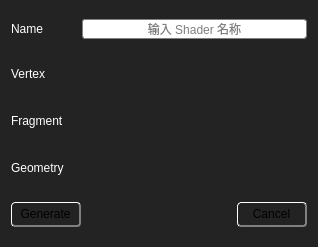
This is GSimulator/UI/Dialog/shader_creator_dialog.ui in GueChen/GRobotSimulator as Qt 5 draws it before an edit. The edited form follows.
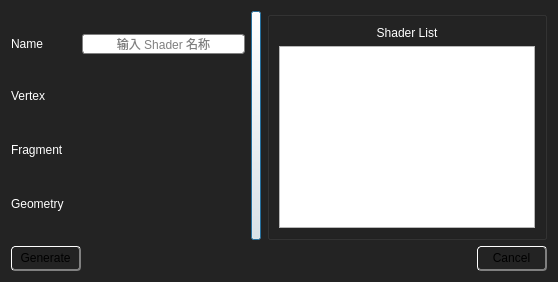
This is the edited form. Icons and pictures are not drawn. Custom widgets are drawn as their Qt base class.

Commit message: add shader lists to ui

What changed in the file:
```diff
--- a/GSimulator/UI/Dialog/shader_creator_dialog.ui
+++ b/GSimulator/UI/Dialog/shader_creator_dialog.ui
@@ -6,8 +6,8 @@
    <rect>
     <x>0</x>
     <y>0</y>
-    <width>318</width>
-    <height>247</height>
+    <width>558</width>
+    <height>282</height>
    </rect>
   </property>
   <property name="windowTitle">
@@ -25,13 +25,13 @@
 	background-color: rgb(35, 35, 35);
 }</string>
   </property>
-  <layout class="QVBoxLayout" name="verticalLayout">
-   <property name="topMargin">
-    <number>3</number>
-   </property>
-   <property name="bottomMargin">
-    <number>3</number>
-   </property>
+  <layout class="QVBoxLayout" name="verticalLayout_3">
+   <item>
+    <layout class="QHBoxLayout" name="horizontalLayout_7">
+     <item>
+      <layout class="QHBoxLayout" name="horizontalLayout_6">
+       <item>
+        <layout class="QVBoxLayout" name="verticalLayout_2">
    <item>
     <layout class="QHBoxLayout" name="horizontalLayout_4">
      <item>
@@ -259,6 +259,72 @@
          <height>25</height>
         </size>
        </property>
+            </widget>
+           </item>
+          </layout>
+         </item>
+        </layout>
+       </item>
+       <item>
+        <widget class="QPushButton" name="list_show_button">
+         <property name="sizePolicy">
+          <sizepolicy hsizetype="Minimum" vsizetype="Expanding">
+           <horstretch>0</horstretch>
+           <verstretch>0</verstretch>
+          </sizepolicy>
+         </property>
+         <property name="maximumSize">
+          <size>
+           <width>10</width>
+           <height>16777215</height>
+          </size>
+         </property>
+         <property name="text">
+          <string/>
+         </property>
+        </widget>
+       </item>
+      </layout>
+     </item>
+     <item>
+      <widget class="QGroupBox" name="list_box">
+       <property name="title">
+        <string/>
+       </property>
+       <layout class="QVBoxLayout" name="verticalLayout">
+        <item>
+         <widget class="QLabel" name="shader_lists_label">
+          <property name="sizePolicy">
+           <sizepolicy hsizetype="Preferred" vsizetype="Preferred">
+            <horstretch>0</horstretch>
+            <verstretch>0</verstretch>
+           </sizepolicy>
+          </property>
+          <property name="minimumSize">
+           <size>
+            <width>65</width>
+            <height>0</height>
+           </size>
+          </property>
+          <property name="styleSheet">
+           <string notr="true">QLabel{
+	color:white;
+	font: 12pt &quot;Sitka&quot;;
+}
+</string>
+          </property>
+          <property name="text">
+           <string>Shader List</string>
+          </property>
+          <property name="alignment">
+           <set>Qt::AlignCenter</set>
+          </property>
+         </widget>
+        </item>
+        <item>
+         <widget class="QListWidget" name="shader_lists"/>
+        </item>
+       </layout>
       </widget>
      </item>
     </layout>
```
Lines whose indentation alone changed are shown as unchanged. The commit also changes 1 other file.
